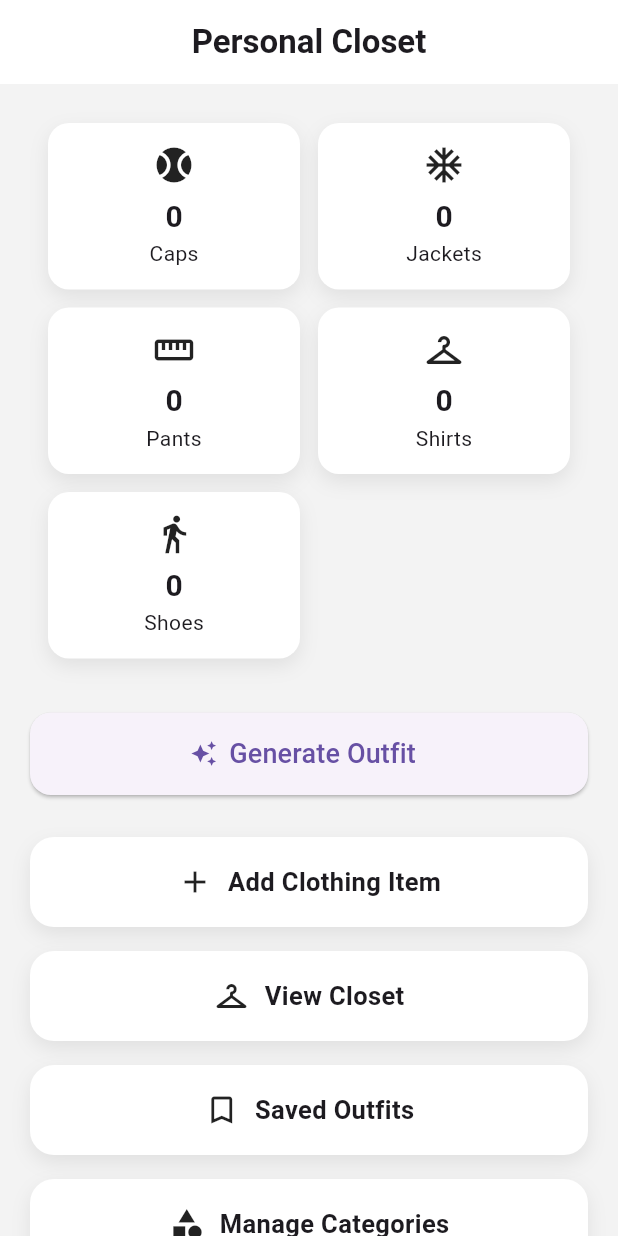
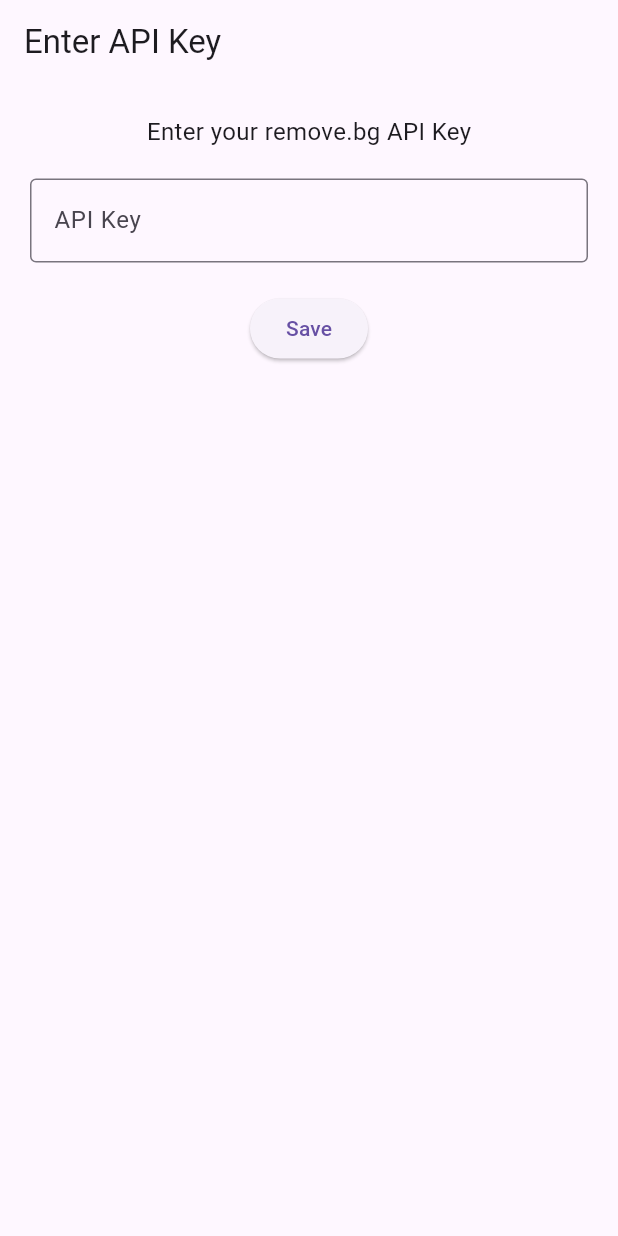
Before and after one commit to HimanshuKumarSah/personal_closet, a Flutter app: the screen it shows after launch, on a phone screen of 412 x 824 dp. Run offline on Flutter 3.47's test engine with Material 3 defaults, Android fonts, the phone set to English and light mode, and no system bars; our stand-ins replace image_picker, share_plus, shared_preferences, sqflite, sqflite_common_ffi; accounts and stored records are empty.

Commit message:
Added the ability to remove backgrounds using remove.bg's api service and added an initial screen to add api key.

```diff
--- a/lib/main.dart
+++ b/lib/main.dart
@@ -1,18 +1,23 @@
 import 'package:flutter/material.dart';
+import 'dart:io';
+
+import 'package:sqflite_common_ffi/sqflite_ffi.dart';
+
 import 'presentation/screens/home_screen.dart';
+import 'presentation/screens/api_key_screen.dart';
 import 'data/database/db_helper.dart';
-import 'dart:io';
-import 'package:sqflite_common_ffi/sqflite_ffi.dart';
+import 'services/api_key_service.dart';
 
 void main() async {
   WidgetsFlutterBinding.ensureInitialized();
 
-  // 👇 THIS FIXES WINDOWS
+  // 👇 WINDOWS / DESKTOP FIX
   if (Platform.isWindows || Platform.isLinux || Platform.isMacOS) {
     sqfliteFfiInit();
     databaseFactory = databaseFactoryFfi;
   }
 
+  // Initialize DB
   await DBHelper.database;
 
   runApp(const AIClosetApp());
@@ -20,6 +25,16 @@ void main() async {
 
 class AIClosetApp extends StatelessWidget {
   const AIClosetApp({super.key});
+
+  Future<Widget> _getStartScreen() async {
+    final hasKey = await ApiKeyService.hasApiKey();
+
+    if (hasKey) {
+      return const HomeScreen();
+    } else {
+      return const ApiKeyScreen();
+    }
+  }
 
   @override
   Widget build(BuildContext context) {
@@ -29,7 +44,35 @@ class AIClosetApp extends StatelessWidget {
       theme: ThemeData(
         useMaterial3: true,
       ),
-      home: const HomeScreen(),
+
+      // 🔥 Dynamic Start Screen
+      home: FutureBuilder<Widget>(
+        future: _getStartScreen(),
+        builder: (context, snapshot) {
+          // Loading screen
+          if (snapshot.connectionState == ConnectionState.waiting) {
+            return const Scaffold(
+              body: Center(child: CircularProgressIndicator()),
+            );
+          }
+
+          // Error fallback
+          if (snapshot.hasError) {
+            return const Scaffold(
+              body: Center(child: Text("Something went wrong")),
+            );
+          }
+
+          // Final screen
+          return snapshot.data!;
+        },
+      ),
+
+      // Optional routes
+      routes: {
+        '/home': (context) => const HomeScreen(),
+        '/api-key': (context) => const ApiKeyScreen(),
+      },
     );
   }
 }
--- /dev/null
+++ b/lib/presentation/screens/api_key_screen.dart
@@ -0,0 +1,54 @@
+import 'package:flutter/material.dart';
+import '../../services/api_key_service.dart';
+
+class ApiKeyScreen extends StatefulWidget {
+  const ApiKeyScreen({super.key});
+
+  @override
+  State<ApiKeyScreen> createState() => _ApiKeyScreenState();
+}
+
+class _ApiKeyScreenState extends State<ApiKeyScreen> {
+  final TextEditingController _controller = TextEditingController();
+
+  Future<void> _saveKey() async {
+    final key = _controller.text.trim();
+
+    if (key.isEmpty) return;
+
+    await ApiKeyService.saveApiKey(key);
+
+    Navigator.pushReplacementNamed(context, '/home');
+  }
+
+  @override
+  Widget build(BuildContext context) {
+    return Scaffold(
+      appBar: AppBar(title: const Text("Enter API Key")),
+      body: Padding(
+        padding: const EdgeInsets.all(20),
+        child: Column(
+          children: [
+            const Text(
+              "Enter your remove.bg API Key",
+              style: TextStyle(fontSize: 16),
+            ),
+            const SizedBox(height: 20),
+            TextField(
+              controller: _controller,
+              decoration: const InputDecoration(
+                border: OutlineInputBorder(),
+                hintText: "API Key",
+              ),
+            ),
+            const SizedBox(height: 20),
+            ElevatedButton(
+              onPressed: _saveKey,
+              child: const Text("Save"),
+            ),
+          ],
+        ),
+      ),
+    );
+  }
+}
--- /dev/null
+++ b/lib/services/api_key_service.dart
@@ -0,0 +1,20 @@
+import 'package:shared_preferences/shared_preferences.dart';
+
+class ApiKeyService {
+  static const _key = 'remove_bg_api_key';
+
+  static Future<void> saveApiKey(String apiKey) async {
+    final prefs = await SharedPreferences.getInstance();
+    await prefs.setString(_key, apiKey);
+  }
+
+  static Future<String?> getApiKey() async {
+    final prefs = await SharedPreferences.getInstance();
+    return prefs.getString(_key);
+  }
+
+  static Future<bool> hasApiKey() async {
+    final prefs = await SharedPreferences.getInstance();
+    return prefs.containsKey(_key);
+  }
+}
--- a/pubspec.yaml
+++ b/pubspec.yaml
@@ -39,6 +39,7 @@ dependencies:
   sqflite_common_ffi: ^2.3.0
   local_rembg: ^0.0.8
   flutter_launcher_icons: ^0.13.1
+  shared_preferences: ^2.2.2
 
   # The following adds the Cupertino Icons font to your application.
   # Use with the CupertinoIcons class for iOS style icons.
```
Also changed, not shown: lib/presentation/screens/add_item_screen.dart (+59 -10 lines), lib/services/bg_removal_service.dart (added, +34 -0 lines), pubspec.lock, 1 other file.
